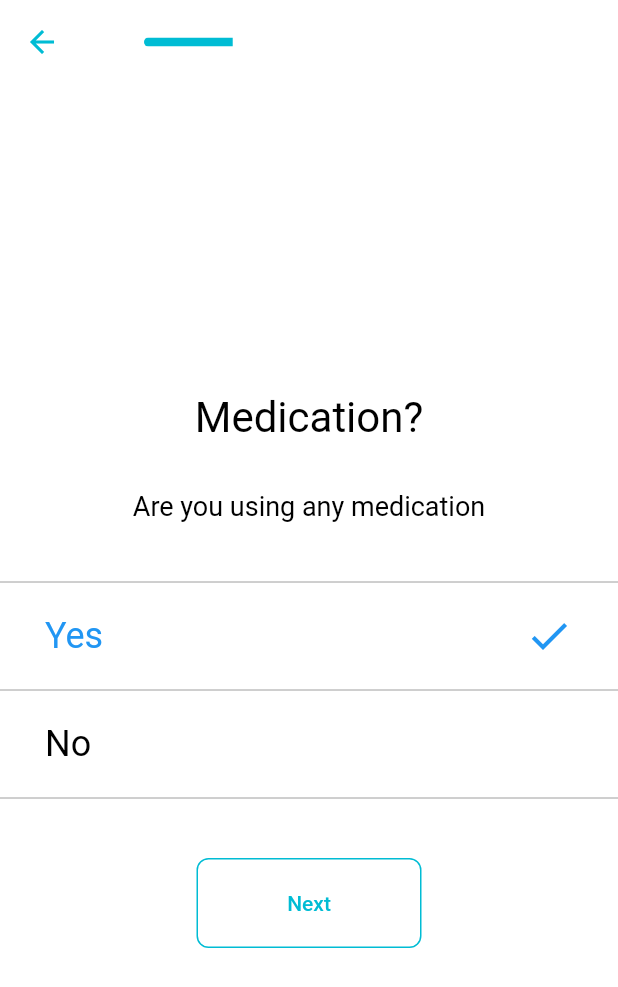
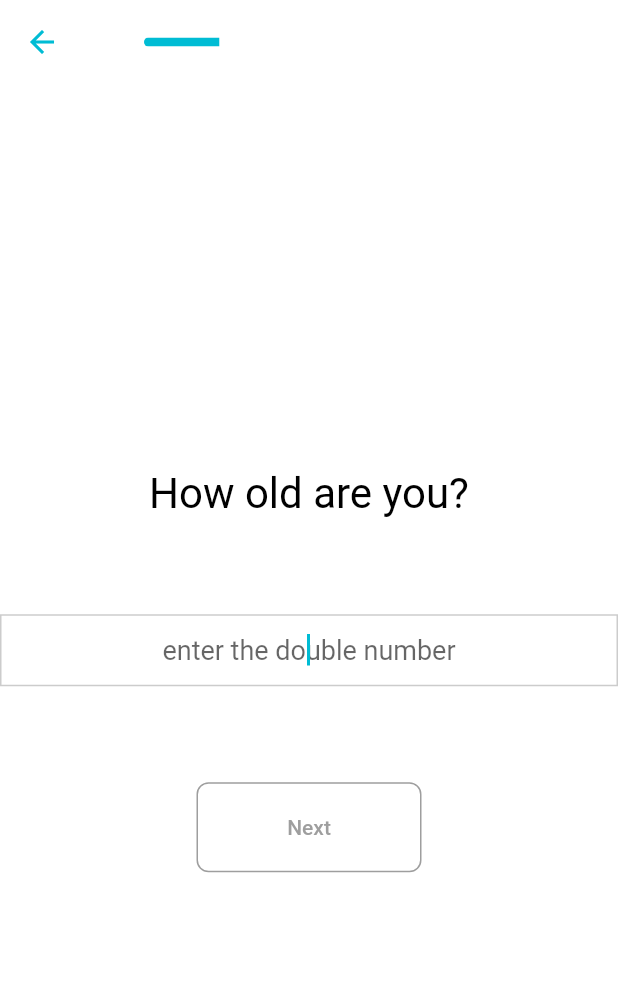
Before and after one commit to QuickBirdEng/survey_kit, a Flutter app: the screen it shows after launch, after a tap on "Next", on a phone screen of 412 x 824 dp. Shown: the top 987 px of the screen. Run offline on Flutter 3.47's test engine with Material 2 defaults, Android fonts, the phone set to English and light mode, and no system bars; our stand-ins replace equatable, flutter_bloc, flutter_platform_widgets, image_picker, lottie.

Commit message:
accept comma in the double number validator

```diff
--- a/example/lib/main.dart
+++ b/example/lib/main.dart
@@ -27,7 +27,7 @@ class _MyAppState extends State<MyApp> {
           child: Align(
             alignment: Alignment.center,
             child: FutureBuilder<Task>(
-              future: getJsonTask(),
+              future: getSampleTask(),
               builder: (context, snapshot) {
                 if (snapshot.connectionState == ConnectionState.done &&
                     snapshot.hasData &&
@@ -173,11 +173,11 @@ class _MyAppState extends State<MyApp> {
         ),
         QuestionStep(
           title: 'How old are you?',
-          answerFormat: IntegerAnswerFormat(
-            defaultValue: 25,
-            hint: 'Please enter your age',
+          answerFormat: DoubleAnswerFormat(
+            defaultValue: 0.0,
+            hint: 'enter the double number',
           ),
-          isOptional: true,
+          isOptional: false,
         ),
         QuestionStep(
           title: 'Medication?',
--- a/lib/src/views/double_answer_view.dart
+++ b/lib/src/views/double_answer_view.dart
@@ -50,7 +50,8 @@ class _DoubleAnswerViewState extends State<DoubleAnswerView> {
 
   void _checkValidation(String text) {
     setState(() {
-      _isValid = text.isNotEmpty && double.tryParse(text) != null;
+      _isValid =
+          text.isNotEmpty && double.tryParse(text.replaceAll(',', '.')) != null;
     });
   }
 
```
